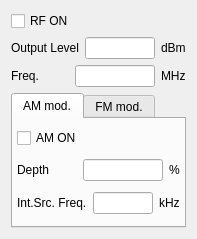
Qt form modules/sg/core/signalgeneratorform.ui (northriv/KAME) before a commit.
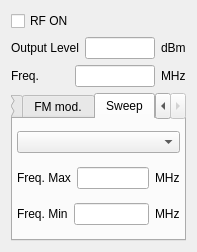
The same form after that commit. The open tabs and pages were chosen to show the change.

```diff
--- a/modules/sg/core/signalgeneratorform.ui
+++ b/modules/sg/core/signalgeneratorform.ui
@@ -7,7 +7,7 @@
     <x>0</x>
     <y>0</y>
     <width>197</width>
-    <height>239</height>
+    <height>252</height>
    </rect>
   </property>
   <property name="windowTitle">
@@ -439,6 +439,140 @@
         </item>
        </layout>
       </widget>
+      <widget class="QWidget" name="tab_3">
+       <attribute name="title">
+        <string>Sweep</string>
+       </attribute>
+       <layout class="QGridLayout" name="gridLayout_3">
+        <property name="leftMargin">
+         <number>4</number>
+        </property>
+        <property name="topMargin">
+         <number>4</number>
+        </property>
+        <property name="rightMargin">
+         <number>4</number>
+        </property>
+        <property name="bottomMargin">
+         <number>4</number>
+        </property>
+        <item row="0" column="0">
+         <widget class="QComboBox" name="m_cmbSweepMode"/>
+        </item>
+        <item row="1" column="0">
+         <layout class="QHBoxLayout" name="_10">
+          <item>
+           <widget class="QLabel" name="textLabel5_3_7">
+            <property name="sizePolicy">
+             <sizepolicy hsizetype="Preferred" vsizetype="Fixed">
+              <horstretch>0</horstretch>
+              <verstretch>0</verstretch>
+             </sizepolicy>
+            </property>
+            <property name="text">
+             <string>Freq. Max</string>
+            </property>
+            <property name="wordWrap">
+             <bool>false</bool>
+            </property>
+           </widget>
+          </item>
+          <item>
+           <layout class="QHBoxLayout" name="_11">
+            <item>
+             <widget class="QLineEdit" name="m_edSweepFreqMax">
+              <property name="sizePolicy">
+               <sizepolicy hsizetype="Preferred" vsizetype="Fixed">
+                <horstretch>0</horstretch>
+                <verstretch>0</verstretch>
+               </sizepolicy>
+              </property>
+              <property name="maximumSize">
+               <size>
+                <width>80</width>
+                <height>32767</height>
+               </size>
+              </property>
+             </widget>
+            </item>
+            <item>
+             <widget class="QLabel" name="textLabel2_3_2_3_7">
+              <property name="sizePolicy">
+               <sizepolicy hsizetype="Fixed" vsizetype="Fixed">
+                <horstretch>0</horstretch>
+                <verstretch>0</verstretch>
+               </sizepolicy>
+              </property>
+              <property name="text">
+               <string>MHz</string>
+              </property>
+              <property name="wordWrap">
+               <bool>false</bool>
+              </property>
+             </widget>
+            </item>
+           </layout>
+          </item>
+         </layout>
+        </item>
+        <item row="2" column="0">
+         <layout class="QHBoxLayout" name="_12">
+          <item>
+           <widget class="QLabel" name="textLabel5_3_8">
+            <property name="sizePolicy">
+             <sizepolicy hsizetype="Preferred" vsizetype="Fixed">
+              <horstretch>0</horstretch>
+              <verstretch>0</verstretch>
+             </sizepolicy>
+            </property>
+            <property name="text">
+             <string>Freq. Min</string>
+            </property>
+            <property name="wordWrap">
+             <bool>false</bool>
+            </property>
+           </widget>
+          </item>
+          <item>
+           <layout class="QHBoxLayout" name="_13">
+            <item>
+             <widget class="QLineEdit" name="m_edSweepFreqMin">
+              <property name="sizePolicy">
+               <sizepolicy hsizetype="Preferred" vsizetype="Fixed">
+                <horstretch>0</horstretch>
+                <verstretch>0</verstretch>
+               </sizepolicy>
+              </property>
+              <property name="maximumSize">
+               <size>
+                <width>80</width>
+                <height>32767</height>
+               </size>
+              </property>
+             </widget>
+            </item>
+            <item>
+             <widget class="QLabel" name="textLabel2_3_2_3_8">
+              <property name="sizePolicy">
+               <sizepolicy hsizetype="Fixed" vsizetype="Fixed">
+                <horstretch>0</horstretch>
+                <verstretch>0</verstretch>
+               </sizepolicy>
+              </property>
+              <property name="text">
+               <string>MHz</string>
+              </property>
+              <property name="wordWrap">
+               <bool>false</bool>
+              </property>
+             </widget>
+            </item>
+           </layout>
+          </item>
+         </layout>
+        </item>
+       </layout>
+      </widget>
      </widget>
     </item>
    </layout>
```
